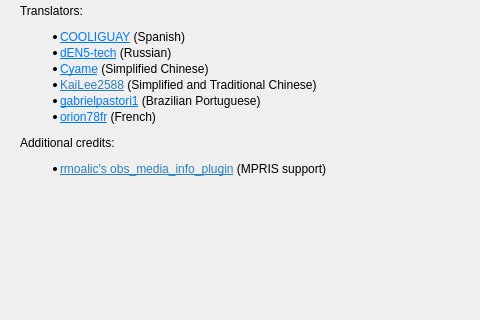
Old version of the form src/gui/tuna_gui.ui in the repository univrsal/tuna; both pictures show x 0 to 480 and y 253 to 573 of the 758 by 691 pixel window.
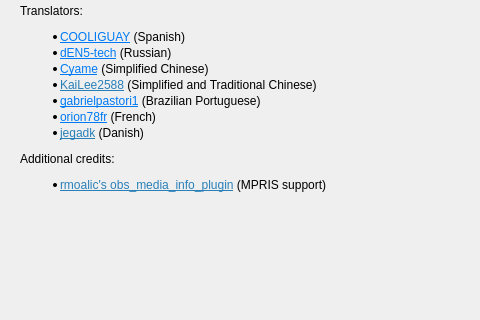
New version of the form. The open tabs and pages were chosen to show the change. Icons and pictures are not drawn.

Commit message: UI, locale: Add Danish translation

```diff
--- a/src/gui/tuna_gui.ui
+++ b/src/gui/tuna_gui.ui
@@ -821,7 +821,7 @@
           </sizepolicy>
          </property>
          <property name="text">
-          <string>&lt;html&gt;&lt;head/&gt;&lt;body&gt;&lt;p align=&quot;center&quot;&gt;&lt;span style=&quot; font-size:16pt;&quot;&gt;tuna&lt;/span&gt;&lt;/p&gt;&lt;p align=&quot;center&quot;&gt;&lt;a href=&quot;https://git.vrsal.xyz/alex/tuna&quot;&gt;&lt;span style=&quot; text-decoration: underline; color:#007af4;&quot;&gt;git.vrsal.xyz/alex/tuna&lt;/span&gt;&lt;/a&gt;&lt;/p&gt;&lt;p&gt;Display information about currently playing music directly within obs.&lt;/p&gt;&lt;p&gt;Depends on Qt %qtversion%, libobs %libobsversion%, taglib %taglibversion%, libmpdclient %mpdversion%, cpp-httplib %cpphttplib% and curl %curlversion%.&lt;/p&gt;&lt;p&gt;Version %version%-%branch% (%commit%) compiled on %buildtime%&lt;/p&gt;&lt;p&gt;Tuna is licensed under the &lt;a href=&quot;https://www.gnu.org/licenses/old-licenses/gpl-2.0.txt&quot;&gt;&lt;span style=&quot; text-decoration: underline; color:#007af4;&quot;&gt;GPL v2.0&lt;/span&gt;&lt;/a&gt;&lt;/p&gt;&lt;p&gt;Translators:&lt;/p&gt;&lt;ul style=&quot;margin-top: 0px; margin-bottom: 0px; margin-left: 0px; margin-right: 0px; -qt-list-indent: 1;&quot;&gt;&lt;li style=&quot; margin-top:12px; margin-bottom:2px; margin-left:0px; margin-right:0px; -qt-block-indent:0; text-indent:0px;&quot;&gt;&lt;a href=&quot;https://github.com/COOLIGUAY&quot;&gt;&lt;span style=&quot; text-decoration: underline; color:#007af4;&quot;&gt;COOLIGUAY&lt;/span&gt;&lt;/a&gt; (Spanish) &lt;/li&gt;&lt;li style=&quot; margin-top:2px; margin-bottom:2px; margin-left:0px; margin-right:0px; -qt-block-indent:0; text-indent:0px;&quot;&gt;&lt;a href=&quot;https://github.com/dEN5-tech&quot;&gt;&lt;span style=&quot; text-decoration: underline; color:#007af4;&quot;&gt;dEN5-tech&lt;/span&gt;&lt;/a&gt; (Russian)&lt;/li&gt;&lt;li style=&quot; margin-top:2px; margin-bottom:0px; margin-left:0px; margin-right:0px; -qt-block-indent:0; text-indent:0px;&quot;&gt;&lt;a href=&quot;https://github.com/Cyame&quot;&gt;&lt;span style=&quot; text-decoration: underline; color:#007af4;&quot;&gt;Cyame&lt;/span&gt;&lt;/a&gt; (Simplified Chinese) &lt;/li&gt;&lt;li style=&quot; margin-top:2px; margin-bottom:2px; margin-left:0px; margin-right:0px; -qt-block-indent:0; text-indent:0px;&quot;&gt;&lt;a href=&quot;https://github.com/KaiLee2588&quot;&gt;&lt;span style=&quot; text-decoration: underline; color:#2980b9;&quot;&gt;KaiLee2588&lt;/span&gt;&lt;/a&gt; (Simplified and Traditional Chinese)&lt;/li&gt;&lt;li style=&quot; margin-top:2px; margin-bottom:2px; margin-left:0px; margin-right:0px; -qt-block-indent:0; text-indent:0px;&quot;&gt;&lt;a href=&quot;https://github.com/gabrielpastori1&quot;&gt;&lt;span style=&quot; text-decoration: underline; color:#007af4;&quot;&gt;gabrielpastori1&lt;/span&gt;&lt;/a&gt; (Brazilian Portuguese) &lt;/li&gt;&lt;li style=&quot; margin-top:2px; margin-bottom:0px; margin-left:0px; margin-right:0px; -qt-block-indent:0; text-indent:0px;&quot;&gt;&lt;a href=&quot;https://github.com/orion78fr&quot;&gt;&lt;span style=&quot; text-decoration: underline; color:#007af4;&quot;&gt;orion78fr&lt;/span&gt;&lt;/a&gt; (French) &lt;/li&gt;&lt;/ul&gt;&lt;p&gt;Additional credits: &lt;/p&gt;&lt;ul style=&quot;margin-top: 0px; margin-bottom: 0px; margin-left: 0px; margin-right: 0px; -qt-list-indent: 1;&quot;&gt;&lt;li style=&quot; margin-top:12px; margin-bottom:12px; margin-left:0px; margin-right:0px; -qt-block-indent:0; text-indent:0px;&quot;&gt;&lt;a href=&quot;https://github.com/rmoalic/obs_media_info_plugin/&quot;&gt;&lt;span style=&quot; text-decoration: underline; color:#2980b9;&quot;&gt;rmoalic's obs_media_info_plugin&lt;/span&gt;&lt;/a&gt; (MPRIS support)&lt;/li&gt;&lt;/ul&gt;&lt;/body&gt;&lt;/html&gt;</string>
+          <string>&lt;html&gt;&lt;head/&gt;&lt;body&gt;&lt;p align=&quot;center&quot;&gt;&lt;span style=&quot; font-size:16pt;&quot;&gt;tuna&lt;/span&gt;&lt;/p&gt;&lt;p align=&quot;center&quot;&gt;&lt;a href=&quot;https://git.vrsal.xyz/alex/tuna&quot;&gt;&lt;span style=&quot; text-decoration: underline; color:#007af4;&quot;&gt;git.vrsal.xyz/alex/tuna&lt;/span&gt;&lt;/a&gt;&lt;/p&gt;&lt;p&gt;Display information about currently playing music directly within obs.&lt;/p&gt;&lt;p&gt;Depends on Qt %qtversion%, libobs %libobsversion%, taglib %taglibversion%, libmpdclient %mpdversion%, cpp-httplib %cpphttplib% and curl %curlversion%.&lt;/p&gt;&lt;p&gt;Version %version%-%branch% (%commit%) compiled on %buildtime%&lt;/p&gt;&lt;p&gt;Tuna is licensed under the &lt;a href=&quot;https://www.gnu.org/licenses/old-licenses/gpl-2.0.txt&quot;&gt;&lt;span style=&quot; text-decoration: underline; color:#007af4;&quot;&gt;GPL v2.0&lt;/span&gt;&lt;/a&gt;&lt;/p&gt;&lt;p&gt;Translators:&lt;/p&gt;&lt;ul style=&quot;margin-top: 0px; margin-bottom: 0px; margin-left: 0px; margin-right: 0px; -qt-list-indent: 1;&quot;&gt;&lt;li style=&quot; margin-top:12px; margin-bottom:2px; margin-left:0px; margin-right:0px; -qt-block-indent:0; text-indent:0px;&quot;&gt;&lt;a href=&quot;https://github.com/COOLIGUAY&quot;&gt;&lt;span style=&quot; text-decoration: underline; color:#007af4;&quot;&gt;COOLIGUAY&lt;/span&gt;&lt;/a&gt; (Spanish) &lt;/li&gt;&lt;li style=&quot; margin-top:2px; margin-bottom:2px; margin-left:0px; margin-right:0px; -qt-block-indent:0; text-indent:0px;&quot;&gt;&lt;a href=&quot;https://github.com/dEN5-tech&quot;&gt;&lt;span style=&quot; text-decoration: underline; color:#007af4;&quot;&gt;dEN5-tech&lt;/span&gt;&lt;/a&gt; (Russian)&lt;/li&gt;&lt;li style=&quot; margin-top:2px; margin-bottom:0px; margin-left:0px; margin-right:0px; -qt-block-indent:0; text-indent:0px;&quot;&gt;&lt;a href=&quot;https://github.com/Cyame&quot;&gt;&lt;span style=&quot; text-decoration: underline; color:#007af4;&quot;&gt;Cyame&lt;/span&gt;&lt;/a&gt; (Simplified Chinese) &lt;/li&gt;&lt;li style=&quot; margin-top:2px; margin-bottom:2px; margin-left:0px; margin-right:0px; -qt-block-indent:0; text-indent:0px;&quot;&gt;&lt;a href=&quot;https://github.com/KaiLee2588&quot;&gt;&lt;span style=&quot; text-decoration: underline; color:#2980b9;&quot;&gt;KaiLee2588&lt;/span&gt;&lt;/a&gt; (Simplified and Traditional Chinese)&lt;/li&gt;&lt;li style=&quot; margin-top:2px; margin-bottom:2px; margin-left:0px; margin-right:0px; -qt-block-indent:0; text-indent:0px;&quot;&gt;&lt;a href=&quot;https://github.com/gabrielpastori1&quot;&gt;&lt;span style=&quot; text-decoration: underline; color:#007af4;&quot;&gt;gabrielpastori1&lt;/span&gt;&lt;/a&gt; (Brazilian Portuguese) &lt;/li&gt;&lt;li style=&quot; margin-top:2px; margin-bottom:0px; margin-left:0px; margin-right:0px; -qt-block-indent:0; text-indent:0px;&quot;&gt;&lt;a href=&quot;https://github.com/orion78fr&quot;&gt;&lt;span style=&quot; text-decoration: underline; color:#007af4;&quot;&gt;orion78fr&lt;/span&gt;&lt;/a&gt; (French) &lt;/li&gt;&lt;/ul&gt;&lt;ul style=&quot;margin-top: 0px; margin-bottom: 0px; margin-left: 0px; margin-right: 0px; -qt-list-indent: 1;&quot;&gt;&lt;li style=&quot; margin-top:2px; margin-bottom:0px; margin-left:0px; margin-right:0px; -qt-block-indent:0; text-indent:0px;&quot;&gt;&lt;a href=&quot;https://obsproject.com/forum/members/jegadk.185246/&quot;&gt;&lt;span style=&quot; text-decoration: underline; color:#2980b9;&quot;&gt;jegadk&lt;/span&gt;&lt;/a&gt; (Danish) &lt;/li&gt;&lt;/ul&gt;&lt;p&gt;Additional credits: &lt;/p&gt;&lt;ul style=&quot;margin-top: 0px; margin-bottom: 0px; margin-left: 0px; margin-right: 0px; -qt-list-indent: 1;&quot;&gt;&lt;li style=&quot; margin-top:12px; margin-bottom:12px; margin-left:0px; margin-right:0px; -qt-block-indent:0; text-indent:0px;&quot;&gt;&lt;a href=&quot;https://github.com/rmoalic/obs_media_info_plugin/&quot;&gt;&lt;span style=&quot; text-decoration: underline; color:#2980b9;&quot;&gt;rmoalic's obs_media_info_plugin&lt;/span&gt;&lt;/a&gt; (MPRIS support)&lt;/li&gt;&lt;/ul&gt;&lt;/body&gt;&lt;/html&gt;</string>
          </property>
          <property name="wordWrap">
           <bool>true</bool>
```
Left out of the diff: 2 changed lines with no effect on the pictures. The commit also changes 2 other files.
